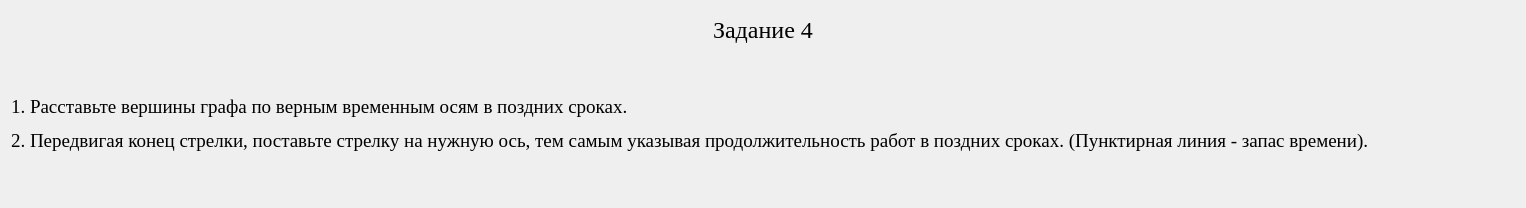
Qt form qt_designer_ui/TextTask4.ui (IvaMarin/Project-Network-Diagram-App) before a commit.
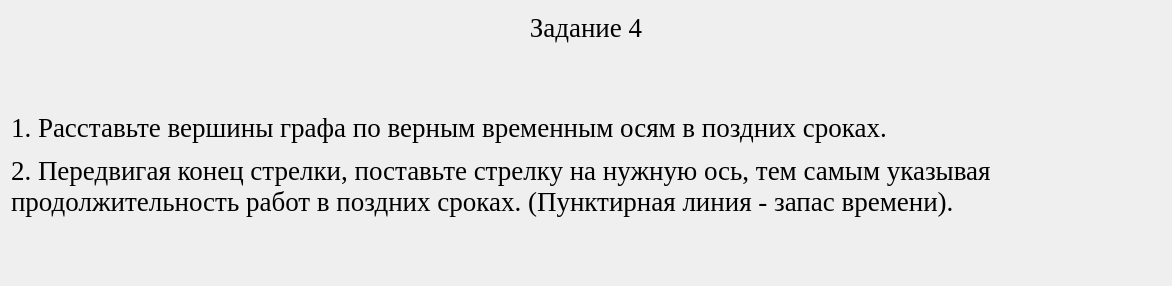
The same form after that commit.

What changed in the file:
```diff
--- a/qt_designer_ui/TextTask4.ui
+++ b/qt_designer_ui/TextTask4.ui
@@ -6,8 +6,8 @@
    <rect>
     <x>0</x>
     <y>0</y>
-    <width>1526</width>
-    <height>208</height>
+    <width>1172</width>
+    <height>286</height>
    </rect>
   </property>
   <property name="windowTitle">
@@ -22,7 +22,7 @@
       </font>
      </property>
      <property name="text">
-      <string>&lt;html&gt;&lt;head/&gt;&lt;body&gt;&lt;p align=&quot;center&quot;&gt;&lt;span style=&quot; font-size:18pt;&quot;&gt;Задание 4&lt;/span&gt;&lt;/p&gt;&lt;p align=&quot;center&quot;&gt;&lt;br/&gt;&lt;/p&gt;&lt;p&gt;&lt;span style=&quot; font-size:14pt;&quot;&gt;1. Расставьте вершины графа по верным временным осям в поздних сроках.&lt;/span&gt;&lt;/p&gt;&lt;p&gt;&lt;span style=&quot; font-size:14pt;&quot;&gt;2. Передвигая конец стрелки, поставьте стрелку на нужную ось, тем самым указывая продолжительность работ в поздних  сроках. (Пунктирная линия - запас времени).&lt;/span&gt;&lt;/p&gt;&lt;p&gt;&lt;br/&gt;&lt;/p&gt;&lt;/body&gt;&lt;/html&gt;</string>
+      <string>&lt;html&gt;&lt;head/&gt;&lt;body&gt;&lt;p align=&quot;center&quot;&gt;&lt;span style=&quot; font-size:20pt;&quot;&gt;Задание 4&lt;/span&gt;&lt;/p&gt;&lt;p align=&quot;center&quot;&gt;&lt;span style=&quot; font-size:20pt;&quot;&gt;&lt;br/&gt;&lt;/span&gt;&lt;/p&gt;&lt;p&gt;&lt;span style=&quot; font-size:20pt;&quot;&gt;1. Расставьте вершины графа по верным временным осям в поздних сроках.&lt;/span&gt;&lt;/p&gt;&lt;p&gt;&lt;span style=&quot; font-size:20pt;&quot;&gt;2. Передвигая конец стрелки, поставьте стрелку на нужную ось, тем самым указывая &lt;br/&gt;продолжительность работ в поздних сроках. (Пунктирная линия - запас времени).&lt;/span&gt;&lt;/p&gt;&lt;p&gt;&lt;span style=&quot; font-size:20pt;&quot;&gt;&lt;br/&gt;&lt;/span&gt;&lt;/p&gt;&lt;/body&gt;&lt;/html&gt;</string>
      </property>
     </widget>
    </item>
```
